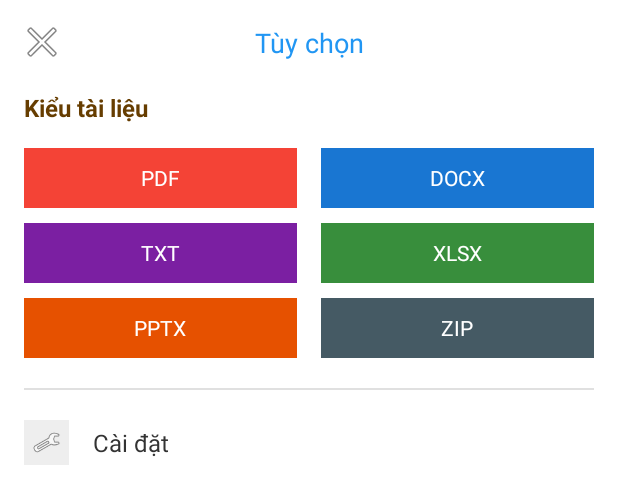
After one commit to 22520586/Final_Project_Android, an Android app: the layout dropdown_menu.xml on its own in the app's theme, with its tools: preview values and no code run, on a phone screen of 412 x 824 dp. The commit adds this screen. Shown: the top 504 px of the screen. Run offline under Robolectric (Android 15) with nearby library versions, the phone set to English and light mode, and no system bars.

Commit message:
Tạo UI cho Menu (dấu 3 gạch góc trên)

```diff
--- a/app/src/main/java/com/example/final_project/DocumentAdapter.java
+++ b/app/src/main/java/com/example/final_project/DocumentAdapter.java
@@ -40,7 +40,7 @@ public class DocumentAdapter extends RecyclerView.Adapter<DocumentAdapter.Docume
         Document document = documentList.get(position);
         holder.typeText.setText(document.getType());
         holder.titleText.setText(document.getTitle());
-        holder.dateText.setText(document.getDate());
+//        holder.dateText.setText(document.getDate());
 
         // Hiển thị/ẩn icon ghim dựa trên trạng thái của tài liệu
         if (document.isPinned()) {
--- /dev/null
+++ b/app/src/main/res/layout/dropdown_menu.xml
@@ -0,0 +1,248 @@
+<?xml version="1.0" encoding="utf-8"?>
+<LinearLayout xmlns:android="http://schemas.android.com/apk/res/android"
+    android:layout_width="match_parent"
+    android:layout_height="match_parent"
+    android:orientation="vertical"
+    android:background="@android:color/white"
+    android:padding="16dp">
+
+    <!-- Header with title and close button -->
+    <LinearLayout
+        android:layout_width="match_parent"
+        android:layout_height="wrap_content"
+        android:orientation="horizontal"
+        android:gravity="center_vertical"
+        android:layout_marginBottom="20dp">
+
+        <ImageButton
+            android:id="@+id/btn_close"
+            android:layout_width="24dp"
+            android:layout_height="24dp"
+            android:background="@null"
+            android:src="@android:drawable/ic_menu_close_clear_cancel" />
+
+        <TextView
+            android:layout_width="0dp"
+            android:layout_height="wrap_content"
+            android:layout_weight="1"
+            android:text="Tùy chọn"
+            android:textColor="#2196F3"
+            android:textSize="18sp"
+            android:gravity="center" />
+
+        <View
+            android:layout_width="24dp"
+            android:layout_height="24dp" />
+    </LinearLayout>
+
+    <!-- File Type Section -->
+    <TextView
+        android:layout_width="match_parent"
+        android:layout_height="wrap_content"
+        android:text="Kiểu tài liệu"
+        android:textSize="16sp"
+        android:textStyle="bold"
+        android:textColor="#663D00"
+        android:layout_marginBottom="16dp" />
+
+    <!-- First row - PDF, DOC -->
+    <LinearLayout
+        android:layout_width="match_parent"
+        android:layout_height="wrap_content"
+        android:orientation="horizontal"
+        android:layout_marginBottom="10dp">
+
+        <!-- PDF button -->
+        <TextView
+            android:id="@+id/btn_pdf"
+            android:layout_width="0dp"
+            android:layout_height="40dp"
+            android:layout_weight="1"
+            android:text="PDF"
+            android:textColor="#FFFFFF"
+            android:background="#F44336"
+            android:textSize="14sp"
+            android:gravity="center"
+            android:clickable="true"
+            android:focusable="true"
+            android:layout_marginEnd="8dp" />
+
+        <!-- DOC button -->
+        <TextView
+            android:id="@+id/btn_doc"
+            android:layout_width="0dp"
+            android:layout_height="40dp"
+            android:layout_weight="1"
+            android:text="DOCX"
+            android:textColor="#FFFFFF"
+            android:background="#1976D2"
+            android:textSize="14sp"
+            android:gravity="center"
+            android:clickable="true"
+            android:focusable="true"
+            android:layout_marginStart="8dp" />
+    </LinearLayout>
+
+    <!-- Second row - TXT, XLS -->
+    <LinearLayout
+        android:layout_width="match_parent"
+        android:layout_height="wrap_content"
+        android:orientation="horizontal"
+        android:layout_marginBottom="10dp">
+
+        <!-- TXT button -->
+        <TextView
+            android:id="@+id/btn_txt"
+            android:layout_width="0dp"
+            android:layout_height="40dp"
+            android:layout_weight="1"
+            android:text="TXT"
+            android:textColor="#FFFFFF"
+            android:background="#7B1FA2"
+            android:textSize="14sp"
+            android:gravity="center"
+            android:clickable="true"
+            android:focusable="true"
+            android:layout_marginEnd="8dp" />
+
+        <!-- XLS button -->
+        <TextView
+            android:id="@+id/btn_xls"
+            android:layout_width="0dp"
+            android:layout_height="40dp"
+            android:layout_weight="1"
+            android:text="XLSX"
+            android:textColor="#FFFFFF"
+            android:background="#388E3C"
+            android:textSize="14sp"
+            android:gravity="center"
+            android:clickable="true"
+            android:focusable="true"
+            android:layout_marginStart="8dp" />
+    </LinearLayout>
+
+    <!-- Third row - PPT, ZIP -->
+    <LinearLayout
+        android:layout_width="match_parent"
+        android:layout_height="wrap_content"
+        android:orientation="horizontal"
+        android:layout_marginBottom="20dp">
+
+        <!-- PPT button -->
+        <TextView
+            android:id="@+id/btn_ppt"
+            android:layout_width="0dp"
+            android:layout_height="40dp"
+            android:layout_weight="1"
+            android:text="PPTX"
+            android:textColor="#FFFFFF"
+            android:background="#E65100"
+            android:textSize="14sp"
+            android:gravity="center"
+            android:clickable="true"
+            android:focusable="true"
+            android:layout_marginEnd="8dp" />
+
+        <!-- ZIP button -->
+        <TextView
+            android:id="@+id/btn_zip"
+            android:layout_width="0dp"
+            android:layout_height="40dp"
+            android:layout_weight="1"
+            android:text="ZIP"
+            android:textColor="#FFFFFF"
+            android:background="#455A64"
+            android:textSize="14sp"
+            android:gravity="center"
+            android:clickable="true"
+            android:focusable="true"
+            android:layout_marginStart="8dp" />
+    </LinearLayout>
+
+    <!-- Separator line -->
+    <View
+        android:layout_width="match_parent"
+        android:layout_height="1dp"
+        android:background="#E0E0E0"
+        android:layout_marginBottom="20dp" />
+
+<!--    &lt;!&ndash; Synchronization option &ndash;&gt;-->
+<!--    <LinearLayout-->
+<!--        android:id="@+id/syncLayout"-->
+<!--        android:layout_width="match_parent"-->
+<!--        android:layout_height="wrap_content"-->
+<!--        android:orientation="horizontal"-->
+<!--        android:gravity="center_vertical"-->
+<!--        android:layout_marginBottom="16dp"-->
+<!--        android:clickable="true"-->
+<!--        android:focusable="true">-->
+
+<!--        <ImageView-->
+<!--            android:layout_width="30dp"-->
+<!--            android:layout_height="30dp"-->
+<!--            android:src="@android:drawable/ic_popup_sync"-->
+<!--            android:background="#EEEEEE"-->
+<!--            android:padding="5dp"-->
+<!--            android:layout_marginEnd="16dp"/>-->
+
+<!--        <TextView-->
+<!--            android:layout_width="wrap_content"-->
+<!--            android:layout_height="wrap_content"-->
+<!--            android:text="Đồng bộ hóa"-->
+<!--            android:textSize="16sp"-->
+<!--            android:textColor="#333333" />-->
+<!--    </LinearLayout>-->
+
+    <!-- Settings option -->
+    <LinearLayout
+        android:id="@+id/settingsLayout"
+        android:layout_width="match_parent"
+        android:layout_height="wrap_content"
+        android:orientation="horizontal"
+        android:gravity="center_vertical"
+        android:layout_marginBottom="16dp"
+        android:clickable="true"
+        android:focusable="true">
+
+        <ImageView
+            android:layout_width="30dp"
+            android:layout_height="30dp"
+            android:src="@android:drawable/ic_menu_manage"
+            android:background="#EEEEEE"
+            android:padding="5dp"
+            android:layout_marginEnd="16dp"/>
+
+        <TextView
+            android:layout_width="wrap_content"
+            android:layout_height="wrap_content"
+            android:text="Cài đặt"
+            android:textSize="16sp"
+            android:textColor="#333333" />
+    </LinearLayout>
+
+<!--    &lt;!&ndash; Help option &ndash;&gt;-->
+<!--    <LinearLayout-->
+<!--        android:id="@+id/helpLayout"-->
+<!--        android:layout_width="match_parent"-->
+<!--        android:layout_height="wrap_content"-->
+<!--        android:orientation="horizontal"-->
+<!--        android:gravity="center_vertical"-->
+<!--        android:clickable="true"-->
+<!--        android:focusable="true">-->
+
+<!--        <ImageView-->
+<!--            android:layout_width="30dp"-->
+<!--            android:layout_height="30dp"-->
+<!--            android:src="@android:drawable/ic_menu_help"-->
+<!--            android:background="#EEEEEE"-->
+<!--            android:padding="5dp"-->
+<!--            android:layout_marginEnd="16dp"/>-->
+
+<!--        <TextView-->
+<!--            android:layout_width="wrap_content"-->
+<!--            android:layout_height="wrap_content"-->
+<!--            android:text="Trợ giúp"-->
+<!--            android:textSize="16sp"-->
+<!--            android:textColor="#333333" />-->
+<!--    </LinearLayout>-->
+</LinearLayout>
```
Also changed, not shown: app/src/main/java/com/example/final_project/AddDocumentDialogHelper.java (added, +70 -0 lines), app/src/main/java/com/example/final_project/Document.java (+25 -6 lines), app/src/main/java/com/example/final_project/DocumentManager.java (added, +63 -0 lines), app/src/main/java/com/example/final_project/DropdownMenuHelper.java (added, +163 -0 lines), app/src/main/java/com/example/final_project/FileTypeManager.java (added, +23 -0 lines), app/src/main/java/com/example/final_project/MainActivity.java (+52 -62 lines), app/src/main/res/anim/slide_in_left.xml (added, +11 -0 lines), app/src/main/res/anim/slide_out_left.xml (added, +11 -0 lines), app/src/main/res/values/styles.xml (added, +8 -0 lines).
